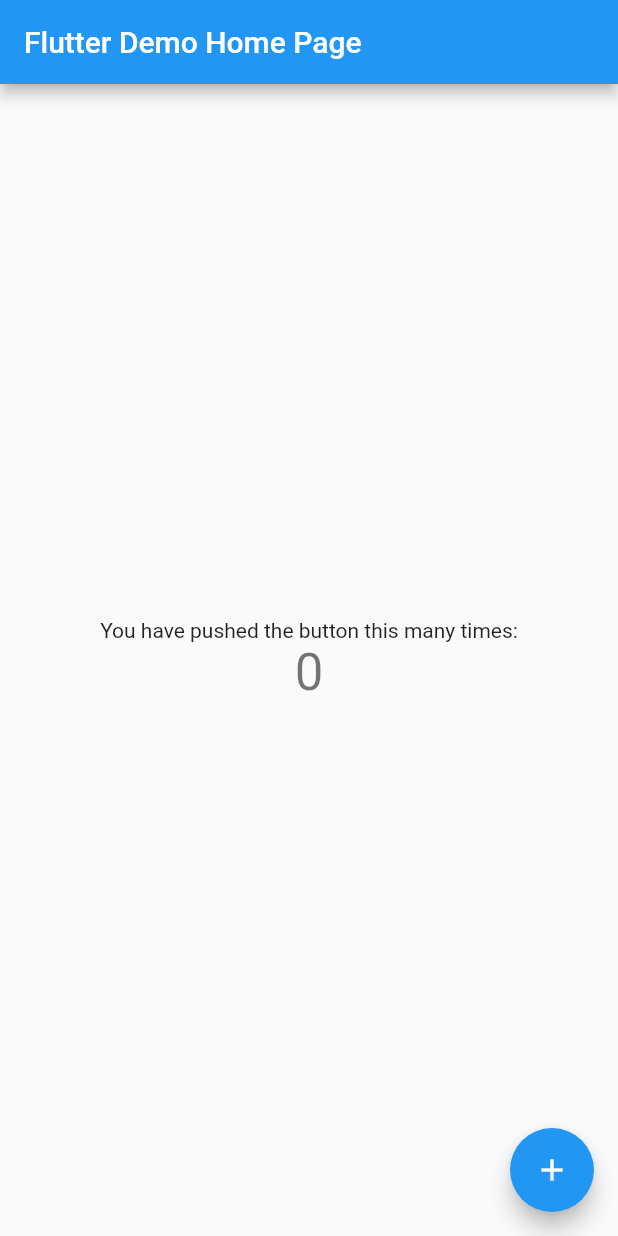
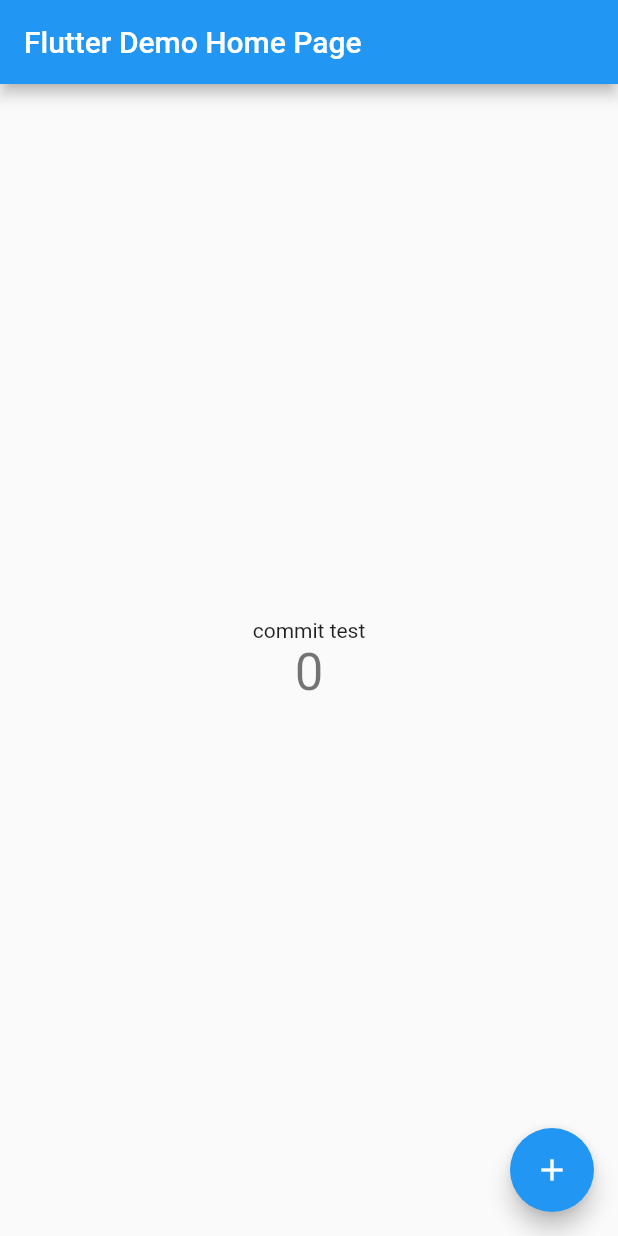
Before and after one commit to Kamil7887/youtube_search, a Flutter app: the screen it shows after launch, on a phone screen of 412 x 824 dp. Run offline on Flutter 3.47's test engine with Material 2 defaults, Android fonts, the phone set to English and light mode, and no system bars.

Commit message:
first commit

```diff
--- a/lib/main.dart
+++ b/lib/main.dart
@@ -92,7 +92,7 @@ class _MyHomePageState extends State<MyHomePage> {
           mainAxisAlignment: MainAxisAlignment.center,
           children: <Widget>[
             Text(
-              'You have pushed the button this many times:',
+              'commit test',
             ),
             Text(
               '$_counter',
```
